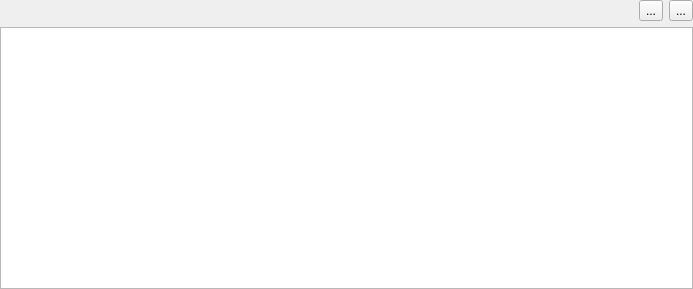
First picture: the form in src/ui/editorwidgets/qgsjsoneditwidget.ui, repository qgis/QGIS, before the edit.
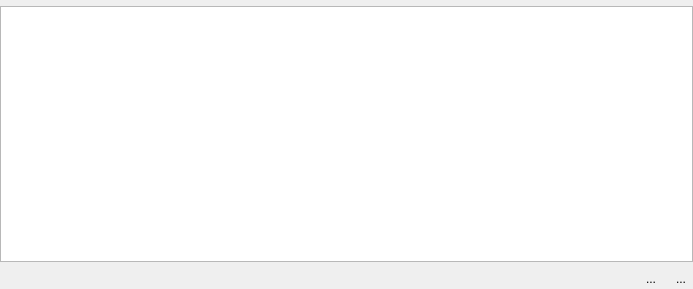
Second picture: the form after the edit. Icons and pictures are not drawn. Custom widgets are drawn as their Qt base class.

Commit message:
Move mode toggle button in json editor widget to bottom
This matches better the approach used in similar widgets elsewhere
in QGIS

Diff of the .ui file:
```diff
--- a/src/ui/editorwidgets/qgsjsoneditwidget.ui
+++ b/src/ui/editorwidgets/qgsjsoneditwidget.ui
@@ -26,9 +26,32 @@
    <property name="bottomMargin">
     <number>0</number>
    </property>
+   <item row="2" column="0">
+    <widget class="QStackedWidget" name="mStackedWidget">
+     <property name="currentIndex">
+      <number>1</number>
+     </property>
+     <widget class="QWidget" name="mStackedWidgetPageText">
+      <layout class="QGridLayout" name="gridLayout_2">
+       <property name="leftMargin">
+        <number>0</number>
+       </property>
+       <property name="topMargin">
+        <number>0</number>
+       </property>
+       <property name="rightMargin">
+        <number>0</number>
+       </property>
+       <property name="bottomMargin">
+        <number>0</number>
+       </property>
    <item row="0" column="0">
-    <widget class="QWidget" name="mControlsWidget" native="true">
-     <layout class="QHBoxLayout" name="horizontalLayout">
+        <widget class="QgsCodeEditorJson" name="mCodeEditorJson" native="true"/>
+       </item>
+      </layout>
+     </widget>
+     <widget class="QWidget" name="mStackedWidgetPageTree">
+      <layout class="QGridLayout" name="gridLayout_3">
       <property name="leftMargin">
        <number>0</number>
       </property>
@@ -39,6 +62,32 @@
        <number>0</number>
       </property>
       <property name="bottomMargin">
+        <number>0</number>
+       </property>
+       <item row="0" column="0">
+        <widget class="QTreeWidget" name="mTreeWidget">
+         <attribute name="headerVisible">
+          <bool>false</bool>
+         </attribute>
+         <column>
+          <property name="text">
+           <string notr="true">Key</string>
+          </property>
+         </column>
+         <column>
+          <property name="text">
+           <string>Value</string>
+          </property>
+         </column>
+        </widget>
+       </item>
+      </layout>
+     </widget>
+    </widget>
+   </item>
+   <item row="3" column="0">
+    <layout class="QHBoxLayout" name="horizontalLayout_3">
+     <property name="topMargin">
        <number>0</number>
       </property>
       <item>
@@ -69,6 +118,9 @@
         <property name="checkable">
          <bool>true</bool>
         </property>
+       <property name="autoRaise">
+        <bool>true</bool>
+       </property>
        </widget>
       </item>
       <item>
@@ -86,37 +138,16 @@
         <property name="checkable">
          <bool>true</bool>
         </property>
+       <property name="autoRaise">
+        <bool>true</bool>
+       </property>
        </widget>
       </item>
      </layout>
-    </widget>
    </item>
-   <item row="1" column="0">
-    <widget class="QStackedWidget" name="mStackedWidget">
-     <property name="currentIndex">
-      <number>1</number>
-     </property>
-     <widget class="QWidget" name="mStackedWidgetPageText">
-      <layout class="QGridLayout" name="gridLayout_2">
-       <property name="leftMargin">
-        <number>0</number>
-       </property>
-       <property name="topMargin">
-        <number>0</number>
-       </property>
-       <property name="rightMargin">
-        <number>0</number>
-       </property>
-       <property name="bottomMargin">
-        <number>0</number>
-       </property>
        <item row="0" column="0">
-        <widget class="QgsCodeEditorJson" name="mCodeEditorJson" native="true"/>
-       </item>
-      </layout>
-     </widget>
-     <widget class="QWidget" name="mStackedWidgetPageTree">
-      <layout class="QGridLayout" name="gridLayout_3">
+    <widget class="QWidget" name="mControlsWidget" native="true">
+     <layout class="QHBoxLayout" name="horizontalLayout">
        <property name="leftMargin">
         <number>0</number>
        </property>
@@ -129,25 +160,7 @@
        <property name="bottomMargin">
         <number>0</number>
        </property>
-       <item row="0" column="0">
-        <widget class="QTreeWidget" name="mTreeWidget">
-         <attribute name="headerVisible">
-          <bool>false</bool>
-         </attribute>
-         <column>
-          <property name="text">
-           <string notr="true">Key</string>
-          </property>
-         </column>
-         <column>
-          <property name="text">
-           <string>Value</string>
-          </property>
-         </column>
-        </widget>
-       </item>
-      </layout>
-     </widget>
+     </layout>
     </widget>
    </item>
   </layout>
```
Left out of the diff: 5 changed lines with no effect on the pictures. Lines whose indentation alone changed are shown as unchanged.
